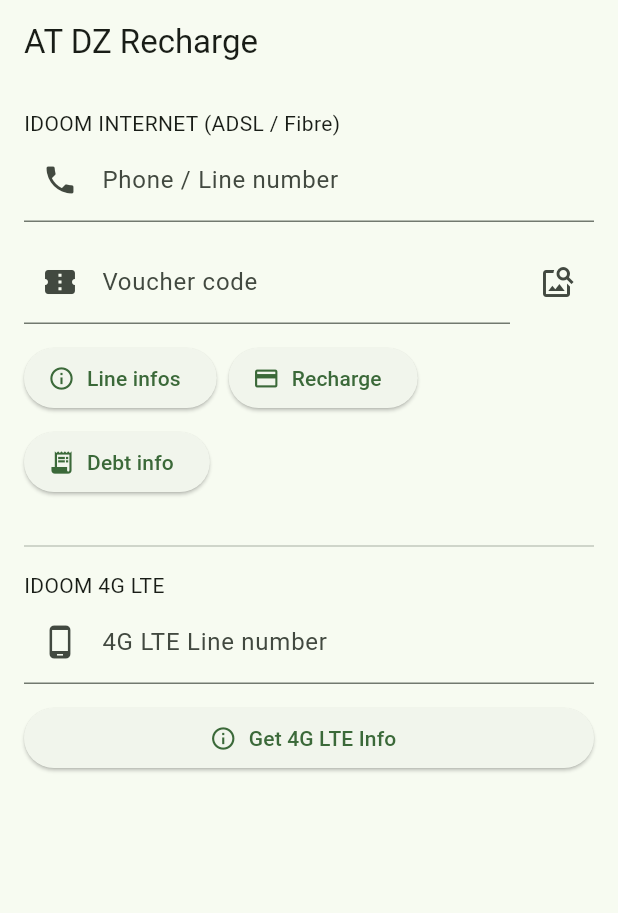
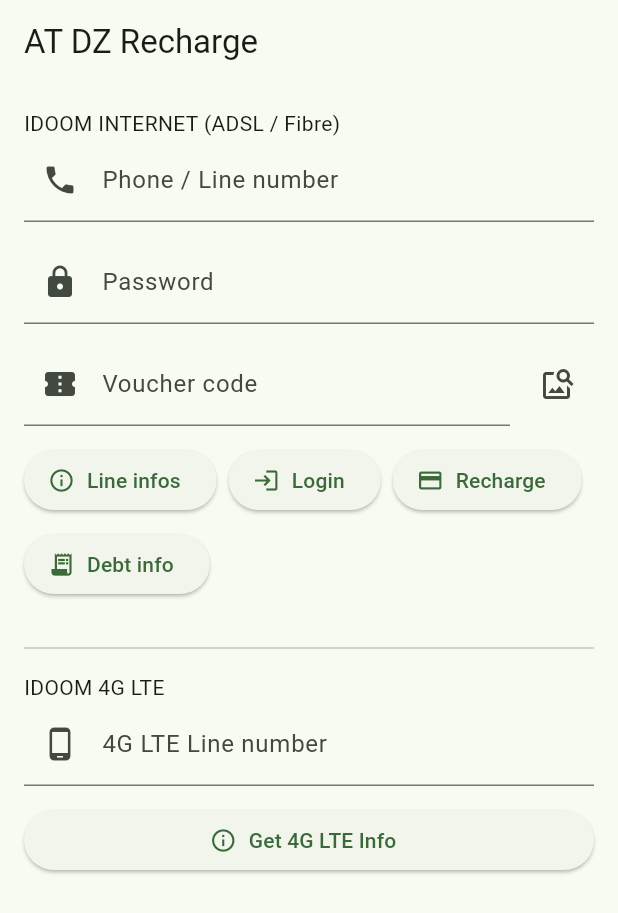
Before and after one commit to lauramikodo-star/telecomAT, a Flutter app: the screen it shows after launch, on a phone screen of 412 x 824 dp. Shown: the top 913 px of the screen. Run offline on Flutter 3.47's test engine with Material 3 defaults, Android fonts, the phone set to English and light mode, and no system bars; our stand-ins replace image_picker.

Commit message:
feat: Implement login functionality
This commit introduces a login feature to the application.

- Adds a `login` method to the `AlgerieTelecomApi` service to handle authentication against the `myidoom.at.dz` endpoint.
- Updates the `HomeScreen` to include a password field and a login button.
- Implements the login logic in `AppState` to manage the login flow and display the API response.

```diff
--- a/lib/screens/home_screen.dart
+++ b/lib/screens/home_screen.dart
@@ -47,6 +47,15 @@ class AppState extends ChangeNotifier {
     notifyListeners();
     return res;
   }
+
+  Future<Map<String, dynamic>> login(String number, String password) async {
+    loading = true;
+    notifyListeners();
+    final res = await api.login(number, password);
+    loading = false;
+    notifyListeners();
+    return res;
+  }
 }
 
 class HomeScreen extends StatefulWidget {
@@ -58,6 +67,7 @@ class HomeScreen extends StatefulWidget {
 
 class _HomeScreenState extends State<HomeScreen> {
   final _numberCtrl = TextEditingController();
+  final _passwordCtrl = TextEditingController();
   final _voucherCtrl = TextEditingController();
   final _4gNumberCtrl = TextEditingController();
 
@@ -84,8 +94,8 @@ class _HomeScreenState extends State<HomeScreen> {
   }
 
   void _showApiResponseDialog(Map<String, dynamic> response) {
-    final bool isSuccess = response['succes'] == '1' || response.containsKey('num_trans');
-    final String title = isSuccess ? '✅ Recharge Successful!' : '❌ Recharge Failed';
+    final bool isSuccess = response['succes'] == '1' || response.containsKey('num_trans') || response['code'] == 0;
+    final String title = isSuccess ? '✅ Successful!' : '❌ Failed';
 
     showDialog(
       context: context,
@@ -145,6 +155,15 @@ class _HomeScreenState extends State<HomeScreen> {
                 ),
               ),
               const SizedBox(height: 12),
+              TextField(
+                controller: _passwordCtrl,
+                obscureText: true,
+                decoration: const InputDecoration(
+                  labelText: 'Password',
+                  prefixIcon: Icon(Icons.lock),
+                ),
+              ),
+              const SizedBox(height: 12),
               Row(
                 children: [
                   Expanded(
@@ -186,6 +205,21 @@ class _HomeScreenState extends State<HomeScreen> {
                           },
                     icon: const Icon(Icons.info_outline),
                     label: const Text('Line infos'),
+                  ),
+                  ElevatedButton.icon(
+                    onPressed: state.loading
+                        ? null
+                        : () async {
+                            final n = _numberCtrl.text.trim();
+                            final p = _passwordCtrl.text.trim();
+                            if (n.isEmpty || p.isEmpty) {
+                              return _showSnack('Enter number and password');
+                            }
+                            final res = await state.login(n, p);
+                            _showApiResponseDialog(res);
+                          },
+                    icon: const Icon(Icons.login),
+                    label: const Text('Login'),
                   ),
                   ElevatedButton.icon(
                     onPressed: state.loading
--- a/lib/services/algerie_telecom_api.dart
+++ b/lib/services/algerie_telecom_api.dart
@@ -6,6 +6,7 @@ import 'package:http/http.dart' as http;
 /// They return JSON with text/html content-type and sometimes with BOM.
 class AlgerieTelecomApi {
   static const String _base = 'https://paiement.algerietelecom.dz/AndroidApp/';
+  static const String _baseMyIdoom = 'https://myidoom.at.dz/api/checkHeader/';
 
   // Captured headers from the official app (from your screenshots)
   static const Map<String, String> _baseHeaders = {
@@ -17,10 +18,36 @@ class AlgerieTelecomApi {
     'Host': 'paiement.algerietelecom.dz',
   };
 
+    static const Map<String, String> _baseHeadersMyIdoom = {
+    'user-agent': 'Dart/3.0 (dart:io)',
+    'content-type': 'application/json; charset=utf-8',
+    'accept-encoding': 'gzip',
+    'authorization': 'Basic dXNyLW15aWRvb206TmVpZEshMTc5NA==',
+    'host': 'myidoom.at.dz',
+  };
+
   Future<Map<String, dynamic>> _post(String endpoint, Map<String, String> body) async {
     final uri = Uri.parse('$_base$endpoint');
     final res = await http.post(uri, headers: _baseHeaders, body: body).timeout(const Duration(seconds: 20));
     // Trim BOM and spaces then try decode to JSON
+    final raw = res.body;
+    final cleaned = raw.replaceAll('\uFEFF', '').trim();
+    try {
+      final jsonMap = json.decode(cleaned) as Map<String, dynamic>;
+      return jsonMap;
+    } catch (_) {
+      return {'succes': '0', 'message': 'Invalid server response', 'raw': cleaned};
+    }
+  }
+
+  Future<Map<String, dynamic>> login(String nd, String password) async {
+    final uri = Uri.parse('${_baseMyIdoom}login');
+    final body = json.encode({
+      'nd': nd,
+      'password': password,
+      'lang': 'fr',
+    });
+    final res = await http.post(uri, headers: _baseHeadersMyIdoom, body: body).timeout(const Duration(seconds: 20));
     final raw = res.body;
     final cleaned = raw.replaceAll('\uFEFF', '').trim();
     try {
```
